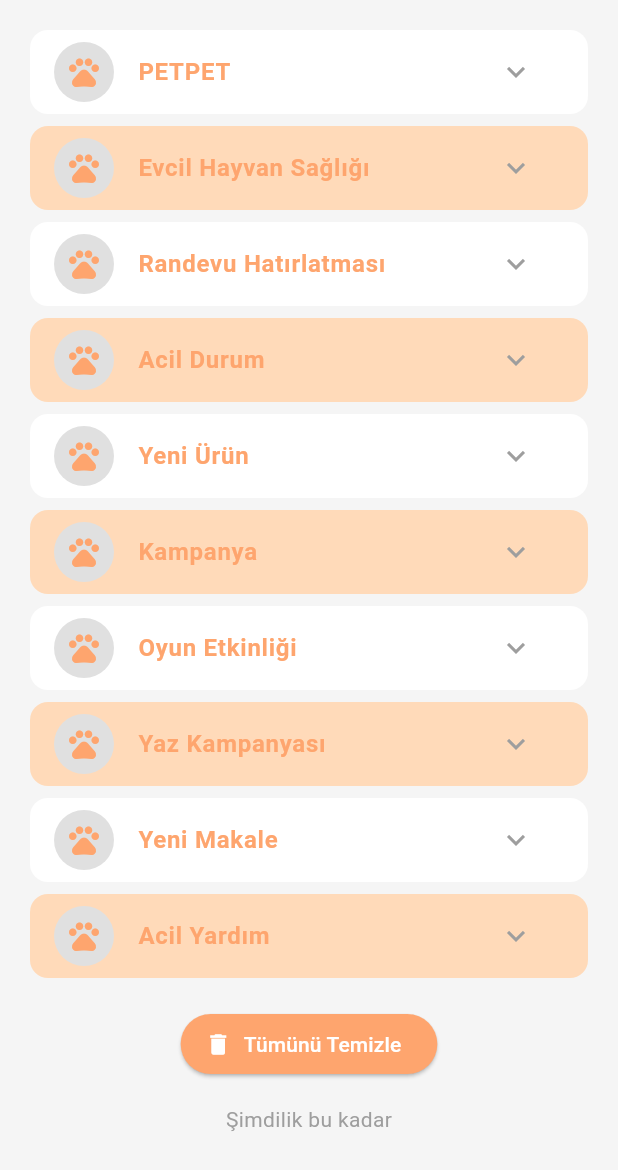
After one commit to utkuq/oua_bootcamp_grup_30, a Flutter app: the screen it shows once a user with an empty profile is signed in, item 4 of the bottom bar chosen, after a tap on the "keyboard arrow up" icon, on a phone screen of 412 x 824 dp. The commit adds this screen. Shown: the top 1170 px of the screen. Run offline on Flutter 3.47's test engine with Material 3 defaults, Android fonts, the phone set to English and light mode, and no system bars; our stand-ins replace cloud_firestore, firebase_auth, firebase_core, google_fonts, image_picker; accounts and stored records are empty.

Commit message:
feat: add notifications page

```diff
--- a/lib/screens/home_page.dart
+++ b/lib/screens/home_page.dart
@@ -7,6 +7,7 @@ import 'package:oua_bootcamp_grup_30/firebase/firestore_crud_operations.dart';
 import 'package:oua_bootcamp_grup_30/screens/pet_details_page.dart';
 import 'package:oua_bootcamp_grup_30/widgets/appbar.dart';
 import 'package:oua_bootcamp_grup_30/widgets/side_menu.dart';
+import '../screens/notifications.dart';
 
 class HomePage extends StatefulWidget {
   const HomePage({super.key});
@@ -192,14 +193,19 @@ class _HomePageState extends State<HomePage> {
                 ),
                 IconButton(
                   icon: Image.asset(
-                    'assets/icons/notifications.png', // Custom icon path
+                    'assets/icons/notifications.png',
                     color: _selectedIndex == 3 ? orangeColor : Colors.grey,
                   ),
                   onPressed: () {
                     setState(() {
                       _selectedIndex = 3;
                     });
-                    // Handle navigation
+                    // Navigate to the NotificationsPage
+                    Navigator.push(
+                      context,
+                      MaterialPageRoute(
+                          builder: (context) => NotificationsPage()),
+                    );
                   },
                 ),
                 IconButton(
@@ -223,8 +229,6 @@ class _HomePageState extends State<HomePage> {
   }
 
   void _showFullScreenModal(BuildContext context) {
-    // State for selected animal
-
     showDialog(
       context: context,
       barrierDismissible:
@@ -287,8 +291,7 @@ class _HomePageState extends State<HomePage> {
                                     height: 50,
                                     decoration: BoxDecoration(
                                       color: _selectedAnimal == label
-                                          ? orangeColor
-                                          // Highlight selected animal
+                                          ? orangeColor // Highlight selected animal
                                           : Colors.white,
                                       borderRadius: BorderRadius.circular(10),
                                       border: Border.all(color: orangeColor),
@@ -418,6 +421,7 @@ class _HomePageState extends State<HomePage> {
                   color: Colors.white,
                   borderRadius: BorderRadius.circular(20),
                 ),
+                child: SingleChildScrollView(
                   child: Column(
                     mainAxisAlignment: MainAxisAlignment.center,
                     children: <Widget>[
@@ -517,12 +521,12 @@ class _HomePageState extends State<HomePage> {
                               UserModel userModel = UserModel(context: context);
                               fields.forEach((field, value) => userModel
                                   .updateData(field: field, value: value));
+
+                              Navigator.of(context)
+                                  .pop(); // Close the current dialog
+                              _showKimlikBilgileriModal(
+                                  context); // Show the next modal
                             }
-                          //print(_adController.text);
-                          // if (_selectedAnimal != null && _adController.text != null && )
-
-                          //Navigator.of(context).pop();
-                          //_showKimlikBilgileriModal(context);
                           },
                           style: ElevatedButton.styleFrom(
                             foregroundColor: Colors.white,
@@ -538,6 +542,7 @@ class _HomePageState extends State<HomePage> {
                         ),
                       ),
                     ],
+                  ),
                 ),
               );
             },
@@ -575,6 +580,7 @@ class _HomePageState extends State<HomePage> {
                   color: Colors.white,
                   borderRadius: BorderRadius.circular(20),
                 ),
+                child: SingleChildScrollView(
                   child: Column(
                     mainAxisAlignment: MainAxisAlignment.center,
                     children: <Widget>[
@@ -625,8 +631,9 @@ class _HomePageState extends State<HomePage> {
                         padding: const EdgeInsets.all(20.0),
                         child: ElevatedButton(
                           onPressed: () {
-                          Navigator.of(context).pop();
-                          _showAsiBilgileriModal(context);
+                            Navigator.of(context).pop(); // Close the dialog
+                            _showAsiBilgileriModal(
+                                context); // Show the next modal
                           },
                           style: ElevatedButton.styleFrom(
                             foregroundColor: Colors.white,
@@ -642,6 +649,7 @@ class _HomePageState extends State<HomePage> {
                         ),
                       ),
                     ],
+                  ),
                 ),
               );
             },
--- /dev/null
+++ b/lib/screens/notifications.dart
@@ -0,0 +1,268 @@
+import 'package:flutter/material.dart';
+
+class NotificationsPage extends StatefulWidget {
+  @override
+  _NotificationsPageState createState() => _NotificationsPageState();
+}
+
+class _NotificationsPageState extends State<NotificationsPage> {
+  final List<NotificationCardData> _notifications = [
+    NotificationCardData(
+      title: 'PETPET',
+      message: 'Dikkat!',
+      details: 'Boncuk için kuduz aşısı tarihi: 01.01.2024',
+      isEven: true, // Tek sıra
+      initiallyExpanded: true, // İlk kart açık
+    ),
+    NotificationCardData(
+      title: 'Evcil Hayvan Sağlığı',
+      message: 'Yeni!',
+      details: 'Kedinizin diş sağlığı kontrolü gerekli.',
+      isEven: false, // Çift sıra
+      initiallyExpanded: false,
+    ),
+    NotificationCardData(
+      title: 'Randevu Hatırlatması',
+      message: 'Önemli!',
+      details: 'Köpeğinizin aşı zamanı: 15.01.2024',
+      isEven: true, // Tek sıra
+      initiallyExpanded: false,
+    ),
+    NotificationCardData(
+      title: 'Acil Durum',
+      message: 'Dikkat!',
+      details: 'Kaplumbağanızın kış bakımı hakkında bilgi.',
+      isEven: false, // Çift sıra
+      initiallyExpanded: false,
+    ),
+    NotificationCardData(
+      title: 'Yeni Ürün',
+      message: 'Duyuru!',
+      details: 'Kedi tüy temizleme fırçası satışta.',
+      isEven: true, // Tek sıra
+      initiallyExpanded: false,
+    ),
+    NotificationCardData(
+      title: 'Kampanya',
+      message: 'Fırsat!',
+      details: 'Tüm köpek mamalarında %20 indirim.',
+      isEven: false, // Çift sıra
+      initiallyExpanded: false,
+    ),
+    NotificationCardData(
+      title: 'Oyun Etkinliği',
+      message: 'Yarışma!',
+      details: 'Bu hafta sonu büyük köpek yarışı düzenleniyor.',
+      isEven: true, // Tek sıra
+      initiallyExpanded: false,
+    ),
+    NotificationCardData(
+      title: 'Yaz Kampanyası',
+      message: 'İndirim!',
+      details: 'Yaz sezonuna özel tüm ürünlerde %15 indirim.',
+      isEven: false, // Çift sıra
+      initiallyExpanded: false,
+    ),
+    NotificationCardData(
+      title: 'Yeni Makale',
+      message: 'Bilgi!',
+      details: 'Evcil hayvan sağlığı üzerine yeni bir makale yayınlandı.',
+      isEven: true, // Tek sıra
+      initiallyExpanded: false,
+    ),
+    NotificationCardData(
+      title: 'Acil Yardım',
+      message: 'Uyarı!',
+      details: 'Evcil hayvanınızın acil durum numaraları güncellenmiştir.',
+      isEven: false, // Çift sıra
+      initiallyExpanded: false,
+    ),
+  ];
+
+  void _clearAll() {
+    setState(() {
+      _notifications.clear();
+    });
+  }
+
+  void _removeNotification(int index) {
+    setState(() {
+      _notifications.removeAt(index);
+    });
+  }
+
+  @override
+  Widget build(BuildContext context) {
+    return Scaffold(
+      backgroundColor: const Color.fromRGBO(245, 245, 245, 1),
+      body: SafeArea(
+        child: ListView(
+          padding: EdgeInsets.all(16.0),
+          children: [
+            ..._notifications.asMap().entries.map((entry) {
+              int index = entry.key;
+              NotificationCardData notification = entry.value;
+              return Dismissible(
+                key: Key(notification.title),
+                background: Container(
+                  color: Colors.red,
+                  alignment: Alignment.centerRight,
+                  padding: EdgeInsets.symmetric(horizontal: 16.0),
+                  child: Icon(Icons.delete, color: Colors.white),
+                ),
+                onDismissed: (direction) {
+                  _removeNotification(index);
+                  ScaffoldMessenger.of(context).showSnackBar(
+                    SnackBar(content: Text('${notification.title} silindi')),
+                  );
+                },
+                child: NotificationCard(
+                  title: notification.title,
+                  message: notification.message,
+                  details: notification.details,
+                  isEven: notification.isEven,
+                  initiallyExpanded: notification.initiallyExpanded,
+                ),
+              );
+            }).toList(),
+            if (_notifications.isNotEmpty) ...[
+              SizedBox(height: 16),
+              Center(
+                child: ElevatedButton.icon(
+                  onPressed: _clearAll,
+                  icon: Icon(Icons.delete, color: Colors.white),
+                  label: Text('Tümünü Temizle'),
+                  style: ElevatedButton.styleFrom(
+                    foregroundColor: Colors.white,
+                    backgroundColor:
+                        const Color.fromARGB(255, 254, 165, 110), // Yazı rengi
+                  ),
+                ),
+              ),
+            ],
+            SizedBox(height: 16),
+            const Center(
+              child: Text(
+                'Şimdilik bu kadar',
+                style: TextStyle(color: Colors.grey),
+              ),
+            ),
+          ],
+        ),
+      ),
+    );
+  }
+}
+
+class NotificationCard extends StatefulWidget {
+  final String title;
+  final String message;
+  final String details;
+  final bool isEven;
+  final bool initiallyExpanded;
+
+  const NotificationCard({
+    Key? key,
+    required this.title,
+    required this.message,
+    required this.details,
+    required this.isEven,
+    required this.initiallyExpanded,
+  }) : super(key: key);
+
+  @override
+  _NotificationCardState createState() => _NotificationCardState();
+}
+
+class _NotificationCardState extends State<NotificationCard> {
+  late bool _isExpanded;
+
+  @override
+  void initState() {
+    super.initState();
+    _isExpanded = widget.initiallyExpanded;
+  }
+
+  void _toggleExpanded() {
+    setState(() {
+      _isExpanded = !_isExpanded;
+    });
+  }
+
+  @override
+  Widget build(BuildContext context) {
+    var orangeColor = const Color.fromARGB(255, 254, 165, 110);
+    var cardColor = widget.isEven
+        ? Colors.white
+        : Color(
+            0xFFFFDAB9); // Çift sıralı bildirimler için daha açık turuncu renk
+
+    return Card(
+      elevation: 0,
+      color: cardColor,
+      shape: RoundedRectangleBorder(
+        borderRadius: BorderRadius.circular(12),
+      ),
+      child: Column(
+        crossAxisAlignment:
+            CrossAxisAlignment.start, // Yazı hizalamasını sola hizala
+        children: [
+          ListTile(
+            leading: CircleAvatar(
+              backgroundColor: Colors.grey[300],
+              child: Icon(Icons.pets, color: orangeColor),
+            ),
+            title: Text(
+              widget.title,
+              style: TextStyle(
+                color: orangeColor,
+                fontWeight: FontWeight.bold,
+              ),
+            ),
+            trailing: IconButton(
+              icon: Icon(
+                _isExpanded
+                    ? Icons.keyboard_arrow_up
+                    : Icons.keyboard_arrow_down,
+                color: Colors.grey,
+              ),
+              onPressed: _toggleExpanded,
+            ),
+          ),
+          if (_isExpanded)
+            Padding(
+              padding: EdgeInsets.all(16.0),
+              child: Column(
+                crossAxisAlignment:
+                    CrossAxisAlignment.start, // İçerik hizalamasını sola hizala
+                children: [
+                  Text(
+                    widget.message,
+                    style: TextStyle(fontWeight: FontWeight.bold),
+                  ),
+                  SizedBox(height: 8.0),
+                  Text(widget.details),
+                ],
+              ),
+            ),
+        ],
+      ),
+    );
+  }
+}
+
+class NotificationCardData {
+  final String title;
+  final String message;
+  final String details;
+  final bool isEven;
+  final bool initiallyExpanded;
+
+  NotificationCardData({
+    required this.title,
+    required this.message,
+    required this.details,
+    required this.isEven,
+    required this.initiallyExpanded,
+  });
+}
```
Lines whose indentation alone changed are shown as unchanged.
